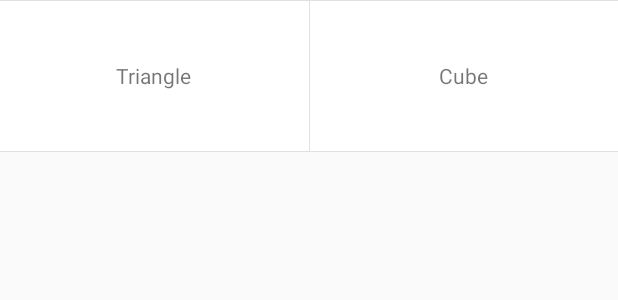
After one commit to chyss/OpenglTriangle, an Android app: the layout opengl_selector.xml on its own in the app's theme, with its tools: preview values and no code run, on a phone screen of 412 x 824 dp. The commit adds this screen. Shown: the top 300 px of the screen. Run offline under Robolectric (Android 15) with nearby library versions, the phone set to English and light mode, and no system bars.

```diff
--- a/app/src/main/AndroidManifest.xml
+++ b/app/src/main/AndroidManifest.xml
@@ -11,13 +11,16 @@
         android:label="@string/app_name"
         android:supportsRtl="true"
         android:theme="@style/AppTheme">
-        <activity android:name=".MainActivity">
+        <activity android:name=".OpenglSelectActivity">
             <intent-filter>
                 <action android:name="android.intent.action.MAIN"/>
 
                 <category android:name="android.intent.category.LAUNCHER"/>
             </intent-filter>
         </activity>
+        <activity android:name=".OpenglActivity"
+                  android:screenOrientation="portrait">
+        </activity>
     </application>
 
 </manifest>
--- a/app/src/main/java/com/chyss/opengltriangle/BufferUtil.java
+++ b/app/src/main/java/com/chyss/opengltriangle/utils/BufferUtil.java
@@ -1,4 +1,6 @@
-package com.chyss.opengltriangle;
+package com.chyss.opengltriangle.utils;
+
+import android.opengl.GLES20;
 
 import java.nio.ByteBuffer;
 import java.nio.ByteOrder;
@@ -7,6 +9,7 @@ import java.nio.IntBuffer;
 import java.nio.ShortBuffer;
 
 /**
+ * 创建缓冲区
  * @author chyss 2017-05-22
  */
 
--- /dev/null
+++ b/app/src/main/res/drawable/btn_bg_selector.xml
@@ -0,0 +1,5 @@
+<?xml version="1.0" encoding="utf-8"?>
+<selector xmlns:android="http://schemas.android.com/apk/res/android" >
+    <item android:state_pressed="true" android:drawable="@drawable/grey_bg"/>
+    <item android:state_pressed="false" android:drawable="@drawable/white_bg"/>
+</selector>
--- /dev/null
+++ b/app/src/main/res/drawable/grey_bg.xml
@@ -0,0 +1,6 @@
+<?xml version="1.0" encoding="utf-8"?>
+<shape xmlns:android="http://schemas.android.com/apk/res/android" >
+
+    <solid android:color="#e0e0e0"/>
+
+</shape>
--- /dev/null
+++ b/app/src/main/res/drawable/white_bg.xml
@@ -0,0 +1,6 @@
+<?xml version="1.0" encoding="utf-8"?>
+<shape xmlns:android="http://schemas.android.com/apk/res/android" >
+
+    <solid android:color="#ffffff"/>
+
+</shape>
--- /dev/null
+++ b/app/src/main/res/layout/opengl_selector.xml
@@ -0,0 +1,69 @@
+<?xml version="1.0" encoding="utf-8"?>
+<ScrollView xmlns:android="http://schemas.android.com/apk/res/android"
+            xmlns:app="http://schemas.android.com/apk/res-auto"
+            android:layout_width="match_parent"
+            android:layout_height="wrap_content">
+
+    <LinearLayout
+        android:layout_width="match_parent"
+        android:layout_height="wrap_content"
+        android:orientation="vertical">
+
+
+        <View
+            android:layout_width="match_parent"
+            android:layout_height="0.33dp"
+            android:background="#e0e0e0"
+        />
+
+        <LinearLayout
+            android:layout_width="match_parent"
+            android:layout_height="100dp"
+            android:orientation="horizontal">
+
+            <RelativeLayout
+                android:id="@+id/opengl_triangle"
+                android:layout_width="match_parent"
+                android:layout_height="match_parent"
+                android:layout_weight="1"
+                android:background="@drawable/btn_bg_selector">
+
+                <TextView
+                    android:layout_width="wrap_content"
+                    android:layout_height="wrap_content"
+                    android:layout_centerInParent="true"
+                    android:text="Triangle"
+                />
+            </RelativeLayout>
+            <View
+                android:layout_width="0.33dp"
+                android:layout_height="match_parent"
+                android:background="#e0e0e0"
+            />
+            <RelativeLayout
+                android:id="@+id/opengl_cube"
+                android:layout_width="match_parent"
+                android:layout_height="match_parent"
+                android:layout_weight="1"
+                android:background="@drawable/btn_bg_selector">
+
+                <TextView
+                    android:layout_width="wrap_content"
+                    android:layout_height="wrap_content"
+                    android:layout_centerInParent="true"
+                    android:text="Cube"
+                />
+
+            </RelativeLayout>
+
+        </LinearLayout>
+        <View
+            android:layout_width="match_parent"
+            android:layout_height="0.33dp"
+            android:background="#e0e0e0"
+        />
+
+
+
+    </LinearLayout>
+</ScrollView>
```
Also changed, not shown: app/src/main/java/com/chyss/opengltriangle/MainActivity.java (deleted, +0 -31 lines), app/src/main/java/com/chyss/opengltriangle/OpenglActivity.java (added, +48 -0 lines), app/src/main/java/com/chyss/opengltriangle/OpenglSelectActivity.java (added, +47 -0 lines), app/src/main/java/com/chyss/opengltriangle/OpenglSurfaceView.java (+21 -2 lines), app/src/main/java/com/chyss/opengltriangle/shape/Cube.java (added, +196 -0 lines), app/src/main/java/com/chyss/opengltriangle/shape/Shape.java (added, +22 -0 lines), app/src/main/java/com/chyss/opengltriangle/shape/Triangle.java (renamed from app/src/main/java/com/chyss/opengltriangle/Triangle.java, +10 -17 lines), app/src/main/java/com/chyss/opengltriangle/utils/TextureUtil.java (added, +115 -0 lines).
